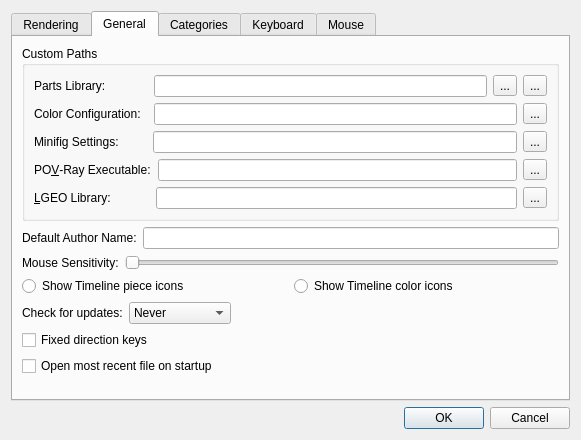
trevorsandy/lpub3d-ci, file lclib/qt/lc_qpreferencesdialog.ui: the form before one commit.
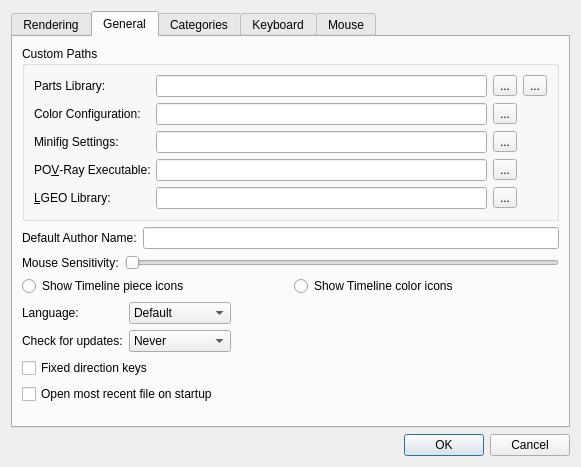
The form after the commit. The open tabs and pages were chosen to show the change. Icons and pictures are not drawn.

```diff
--- a/lclib/qt/lc_qpreferencesdialog.ui
+++ b/lclib/qt/lc_qpreferencesdialog.ui
@@ -7,7 +7,7 @@
     <x>0</x>
     <y>0</y>
     <width>534</width>
-    <height>440</height>
+    <height>467</height>
    </rect>
   </property>
   <property name="windowTitle">
@@ -17,7 +17,7 @@
    <item>
     <widget class="QTabWidget" name="tabWidget">
      <property name="currentIndex">
-      <number>0</number>
+      <number>1</number>
      </property>
      <widget class="QWidget" name="tabRendering">
       <attribute name="title">
@@ -498,6 +498,13 @@
             </property>
            </widget>
           </item>
+          <item row="2" column="5">
+           <widget class="QCheckBox" name="MeshLOD">
+            <property name="text">
+             <string>Mesh LOD</string>
+            </property>
+           </widget>
+          </item>
          </layout>
         </widget>
        </item>
@@ -542,10 +549,8 @@
          <property name="title">
           <string>Custom Paths</string>
          </property>
-         <layout class="QVBoxLayout" name="verticalLayout">
-          <item>
-           <layout class="QHBoxLayout" name="horizontalLayout_11">
-            <item>
+         <layout class="QGridLayout" name="gridLayout_3">
+          <item row="0" column="0">
              <widget class="QLabel" name="label_5">
               <property name="text">
                <string>Parts Library:</string>
@@ -555,37 +560,21 @@
               </property>
              </widget>
             </item>
-            <item>
-             <spacer name="horizontalSpacer_8">
-              <property name="orientation">
-               <enum>Qt::Horizontal</enum>
-              </property>
-              <property name="sizeType">
-               <enum>QSizePolicy::Fixed</enum>
-              </property>
-              <property name="sizeHint" stdset="0">
-               <size>
-                <width>42</width>
-                <height>20</height>
-               </size>
-              </property>
-             </spacer>
-            </item>
-            <item>
+          <item row="0" column="1">
              <widget class="QLineEdit" name="partsLibrary"/>
             </item>
-            <item>
+          <item row="0" column="2">
              <widget class="QToolButton" name="partsLibraryBrowse">
               <property name="text">
                <string>...</string>
               </property>
               <property name="icon">
-               <iconset>
+             <iconset resource="../lclib.qrc">
                 <normaloff>:/resources/file_open.png</normaloff>:/resources/file_open.png</iconset>
               </property>
              </widget>
             </item>
-            <item>
+          <item row="0" column="3">
              <widget class="QToolButton" name="partsArchiveBrowse">
               <property name="text">
                <string>...</string>
@@ -596,11 +585,7 @@
               </property>
              </widget>
             </item>
-           </layout>
-          </item>
-          <item>
-           <layout class="QHBoxLayout" name="horizontalLayout_22">
-            <item>
+          <item row="1" column="0">
              <widget class="QLabel" name="ColorConfigLabel">
               <property name="text">
                <string>Color Configuration:</string>
@@ -610,37 +595,17 @@
               </property>
              </widget>
             </item>
-            <item>
-             <spacer name="horizontalSpacer_10">
-              <property name="orientation">
-               <enum>Qt::Horizontal</enum>
-              </property>
-              <property name="sizeType">
-               <enum>QSizePolicy::Fixed</enum>
-              </property>
-              <property name="sizeHint" stdset="0">
-               <size>
-                <width>7</width>
-                <height>20</height>
-               </size>
-              </property>
-             </spacer>
-            </item>
-            <item>
+          <item row="1" column="1">
              <widget class="QLineEdit" name="ColorConfigEdit"/>
             </item>
-            <item>
+          <item row="1" column="2">
              <widget class="QToolButton" name="ColorConfigBrowseButton">
               <property name="text">
                <string>...</string>
               </property>
              </widget>
             </item>
-           </layout>
-          </item>
-          <item>
-           <layout class="QHBoxLayout" name="horizontalLayout_23">
-            <item>
+          <item row="2" column="0">
              <widget class="QLabel" name="MinifigSettingsLabel">
               <property name="text">
                <string>Minifig Settings:</string>
@@ -650,37 +615,17 @@
               </property>
              </widget>
             </item>
-            <item>
-             <spacer name="horizontalSpacer_9">
-              <property name="orientation">
-               <enum>Qt::Horizontal</enum>
-              </property>
-              <property name="sizeType">
-               <enum>QSizePolicy::Fixed</enum>
-              </property>
-              <property name="sizeHint" stdset="0">
-               <size>
-                <width>28</width>
-                <height>20</height>
-               </size>
-              </property>
-             </spacer>
-            </item>
-            <item>
+          <item row="2" column="1">
              <widget class="QLineEdit" name="MinifigSettingsEdit"/>
             </item>
-            <item>
+          <item row="2" column="2">
              <widget class="QToolButton" name="MinifigSettingsBrowseButton">
               <property name="text">
                <string>...</string>
               </property>
              </widget>
             </item>
-           </layout>
-          </item>
-          <item>
-           <layout class="QHBoxLayout" name="horizontalLayout_15">
-            <item>
+          <item row="3" column="0">
              <widget class="QLabel" name="povrayLabel">
               <property name="text">
                <string>PO&amp;V-Ray Executable:</string>
@@ -690,37 +635,17 @@
               </property>
              </widget>
             </item>
-            <item>
-             <spacer name="horizontalSpacer_11">
-              <property name="orientation">
-               <enum>Qt::Horizontal</enum>
-              </property>
-              <property name="sizeType">
-               <enum>QSizePolicy::Fixed</enum>
-              </property>
-              <property name="sizeHint" stdset="0">
-               <size>
-                <width>2</width>
-                <height>20</height>
-               </size>
-              </property>
-             </spacer>
-            </item>
-            <item>
+          <item row="3" column="1">
              <widget class="QLineEdit" name="povrayExecutable"/>
             </item>
-            <item>
+          <item row="3" column="2">
              <widget class="QToolButton" name="povrayExecutableBrowse">
               <property name="text">
                <string>...</string>
               </property>
              </widget>
             </item>
-           </layout>
-          </item>
-          <item>
-           <layout class="QHBoxLayout" name="horizontalLayout_16">
-            <item>
+          <item row="4" column="0">
              <widget class="QLabel" name="label_9">
               <property name="text">
                <string>&amp;LGEO Library:</string>
@@ -730,26 +655,10 @@
               </property>
              </widget>
             </item>
-            <item>
-             <spacer name="horizontalSpacer_12">
-              <property name="orientation">
-               <enum>Qt::Horizontal</enum>
-              </property>
-              <property name="sizeType">
-               <enum>QSizePolicy::Fixed</enum>
-              </property>
-              <property name="sizeHint" stdset="0">
-               <size>
-                <width>39</width>
-                <height>20</height>
-               </size>
-              </property>
-             </spacer>
-            </item>
-            <item>
+          <item row="4" column="1">
              <widget class="QLineEdit" name="lgeoPath"/>
             </item>
-            <item>
+          <item row="4" column="2">
              <widget class="QToolButton" name="lgeoPathBrowse">
               <property name="text">
                <string>...</string>
@@ -757,8 +666,6 @@
              </widget>
             </item>
            </layout>
-          </item>
-         </layout>
         </widget>
        </item>
        <item>
@@ -824,8 +731,63 @@
         </layout>
        </item>
        <item>
-        <layout class="QHBoxLayout" name="horizontalLayout_8">
+        <layout class="QGridLayout" name="gridLayout_2">
+         <item row="0" column="0">
+          <widget class="QLabel" name="label_6">
+           <property name="sizePolicy">
+            <sizepolicy hsizetype="Preferred" vsizetype="Preferred">
+             <horstretch>0</horstretch>
+             <verstretch>0</verstretch>
+            </sizepolicy>
+           </property>
+           <property name="text">
+            <string>Language:</string>
+           </property>
+          </widget>
+         </item>
+         <item row="0" column="1">
+          <widget class="QComboBox" name="Language">
          <item>
+            <property name="text">
+             <string>Default</string>
+            </property>
+           </item>
+           <item>
+            <property name="text">
+             <string>Deutsch</string>
+            </property>
+           </item>
+           <item>
+            <property name="text">
+             <string>English</string>
+            </property>
+           </item>
+           <item>
+            <property name="text">
+             <string>Français</string>
+            </property>
+           </item>
+           <item>
+            <property name="text">
+             <string>Português</string>
+            </property>
+           </item>
+          </widget>
+         </item>
+         <item row="0" column="2">
+          <spacer name="horizontalSpacer_7">
+           <property name="orientation">
+            <enum>Qt::Horizontal</enum>
+           </property>
+           <property name="sizeHint" stdset="0">
+            <size>
+             <width>40</width>
+             <height>20</height>
+            </size>
+           </property>
+          </spacer>
+         </item>
+         <item row="1" column="0">
           <widget class="QLabel" name="label_10">
            <property name="text">
             <string>Check for updates:</string>
@@ -835,7 +797,7 @@
            </property>
           </widget>
          </item>
-         <item>
+         <item row="1" column="1">
           <widget class="QComboBox" name="checkForUpdates">
            <item>
             <property name="text">
@@ -854,8 +816,8 @@
            </item>
           </widget>
          </item>
-         <item>
-          <spacer name="horizontalSpacer_7">
+         <item row="1" column="2">
+          <spacer name="horizontalSpacer_14">
            <property name="orientation">
             <enum>Qt::Horizontal</enum>
            </property>
```
Lines whose indentation alone changed are shown as unchanged.
